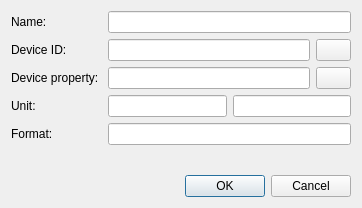
First picture: the form in src/pythonGui/dialogs/monitordialog.ui, repository European-XFEL/Karabo, before the edit.
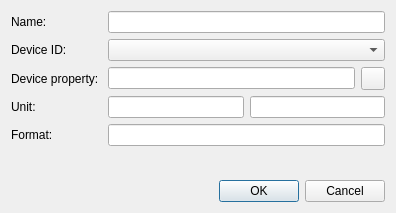
Second picture: the form after the edit.

Commit message: Use combobox to select from project devices when defining a monitor object

What changed in the file:
```diff
--- a/src/pythonGui/dialogs/monitordialog.ui
+++ b/src/pythonGui/dialogs/monitordialog.ui
@@ -6,8 +6,8 @@
    <rect>
     <x>0</x>
     <y>0</y>
-    <width>362</width>
-    <height>208</height>
+    <width>396</width>
+    <height>213</height>
    </rect>
   </property>
   <property name="windowTitle">
@@ -38,31 +38,11 @@
       </widget>
      </item>
      <item row="1" column="1">
-      <layout class="QHBoxLayout" name="horizontalLayout_2">
-       <item>
-        <widget class="QLineEdit" name="leDeviceId">
-         <property name="toolTip">
-          <string>Device ID</string>
-         </property>
-        </widget>
-       </item>
-       <item>
-        <widget class="QPushButton" name="pbSelectDeviceId">
-         <property name="maximumSize">
-          <size>
-           <width>35</width>
-           <height>25</height>
-          </size>
-         </property>
-         <property name="toolTip">
-          <string>Select device ID</string>
-         </property>
-         <property name="text">
-          <string/>
-         </property>
-        </widget>
-       </item>
-      </layout>
+      <widget class="QComboBox" name="cbDeviceId">
+       <property name="toolTip">
+        <string>Device ID</string>
+       </property>
+      </widget>
      </item>
      <item row="2" column="0">
       <widget class="QLabel" name="laProperty">
@@ -81,13 +61,7 @@
         </widget>
        </item>
        <item>
-        <widget class="QPushButton" name="pbSelectProperty">
-         <property name="maximumSize">
-          <size>
-           <width>35</width>
-           <height>25</height>
-          </size>
-         </property>
+        <widget class="QToolButton" name="tbDeviceProperty">
          <property name="toolTip">
           <string>Select property</string>
          </property>
```
Left out of the diff: 2 changed lines with no effect on the pictures. The commit also changes 2 other files.
